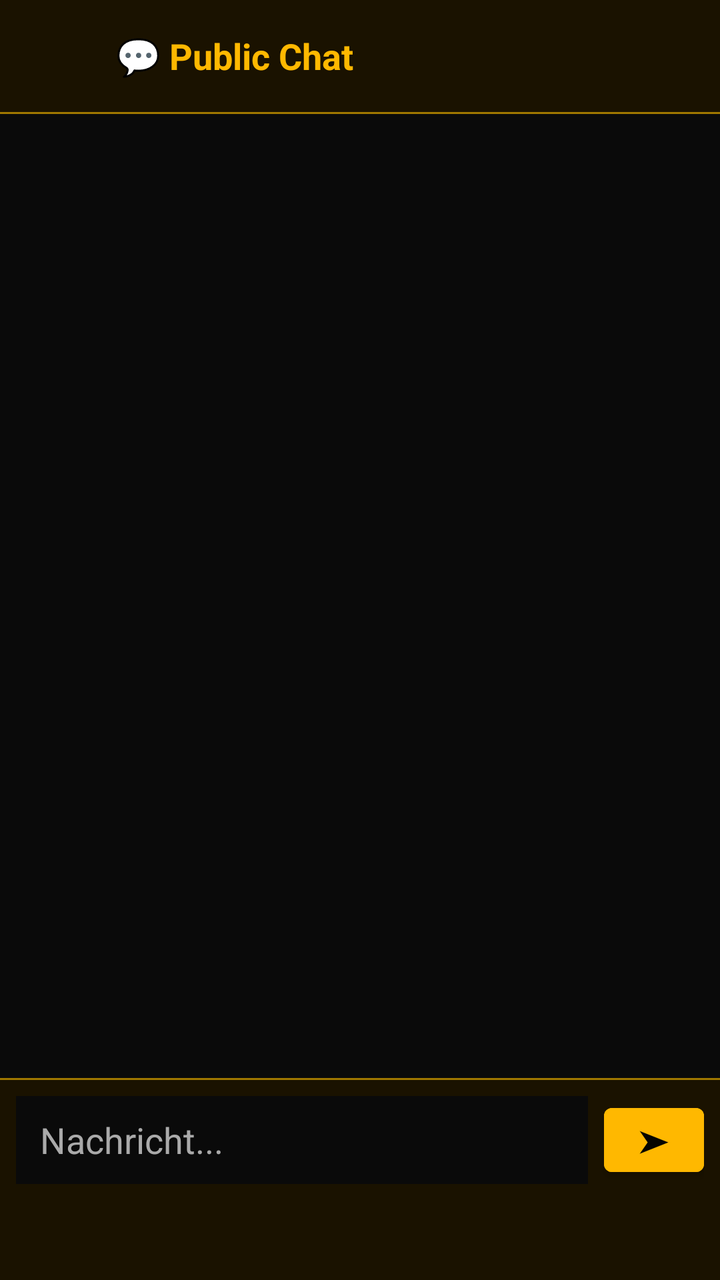
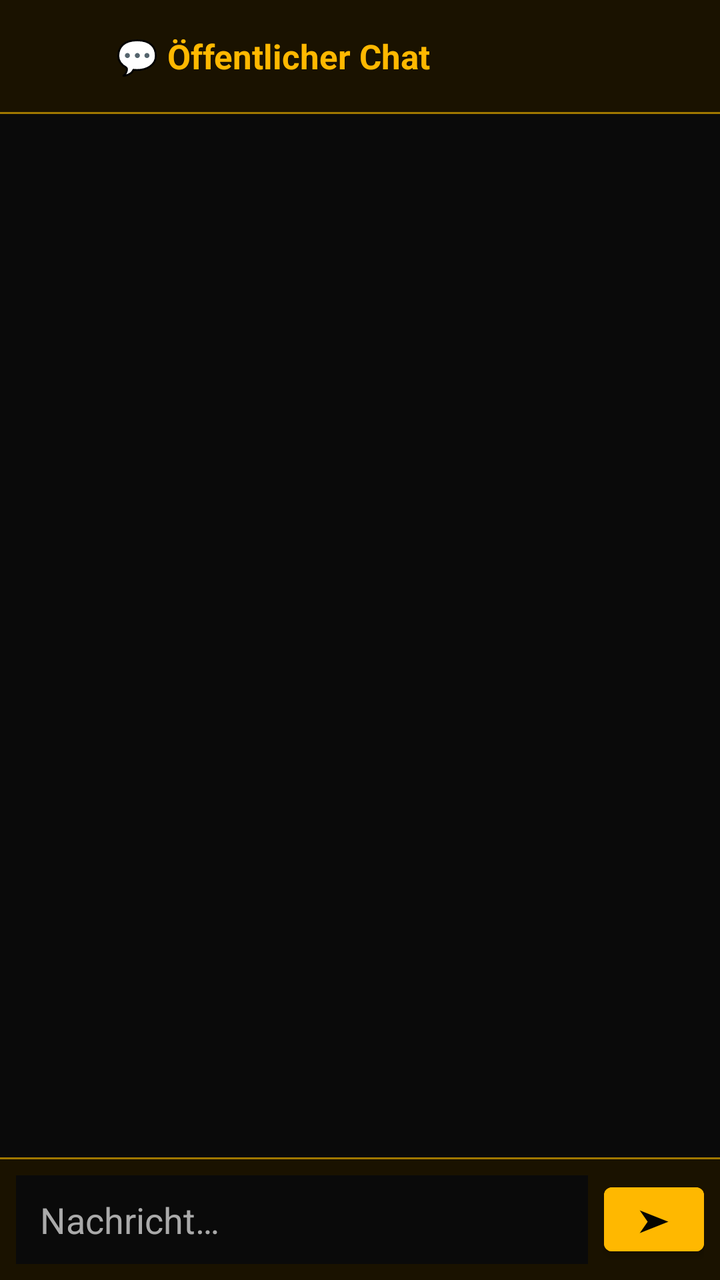

The first picture is an Android layout as it rendered before a commit; the second is the same layout after the commit. The layout source and the unified diff follow.
<!-- AndroidManifest.xml: application theme Theme.BAF -->
<!-- res/layout/fragment_chat.xml -->
<?xml version="1.0" encoding="utf-8"?>
<LinearLayout xmlns:android="http://schemas.android.com/apk/res/android"
    android:layout_width="match_parent"
    android:layout_height="match_parent"
    android:orientation="vertical"
    android:background="@color/baf_background">

    <LinearLayout
        android:layout_width="match_parent"
        android:layout_height="56dp"
        android:orientation="horizontal"
        android:background="@color/baf_card"
        android:gravity="center_vertical"
        android:padding="12dp">

        <TextView
            android:id="@+id/chatBackButton"
            android:layout_width="wrap_content"
            android:layout_height="wrap_content"
            android:text="←"
            android:textColor="@color/baf_gold"
            android:textSize="22sp"
            android:padding="8dp"
            android:clickable="true"
            android:focusable="true"/>

        <TextView
            android:layout_width="wrap_content"
            android:layout_height="wrap_content"
            android:text="💬 Public Chat"
            android:textColor="@color/baf_gold"
            android:textSize="18sp"
            android:textStyle="bold"
            android:layout_marginStart="8dp"/>

    </LinearLayout>

    <View
        android:layout_width="match_parent"
        android:layout_height="1dp"
        android:background="@color/baf_gold_dark"/>

    <androidx.recyclerview.widget.RecyclerView
        android:id="@+id/chatRecyclerView"
        android:layout_width="match_parent"
        android:layout_height="0dp"
        android:layout_weight="1"
        android:padding="8dp"
        android:clipToPadding="false"
        android:background="@color/baf_background"/>

    <View
        android:layout_width="match_parent"
        android:layout_height="1dp"
        android:background="@color/baf_gold_dark"/>

    <LinearLayout
        android:layout_width="match_parent"
        android:layout_height="wrap_content"
        android:orientation="horizontal"
        android:background="@color/baf_card"
        android:paddingStart="8dp"
        android:paddingEnd="8dp"
        android:paddingTop="8dp"
        android:paddingBottom="48dp"
        android:gravity="center_vertical">

        <EditText
            android:id="@+id/chatInput"
            android:layout_width="0dp"
            android:layout_height="44dp"
            android:layout_weight="1"
            android:hint="Nachricht..."
            android:textColor="@color/baf_text_primary"
            android:textColorHint="@color/baf_text_secondary"
            android:background="@color/baf_background"
            android:paddingStart="12dp"
            android:paddingEnd="12dp"
            android:inputType="text"
            android:imeOptions="actionSend"
            android:maxLines="1"/>

        <Button
            android:id="@+id/chatSendButton"
            android:layout_width="50dp"
            android:layout_height="44dp"
            android:text="➤"
            android:textColor="@color/baf_black"
            android:textSize="16sp"
            android:layout_marginStart="8dp"
            android:backgroundTint="@color/baf_gold"/>

    </LinearLayout>

</LinearLayout>
<!-- resources referenced by this layout -->
<resources>
  <color name="baf_background">#0A0A0A</color>
  <color name="baf_black">#050500</color>
  <color name="baf_card">#1A1200</color>
  <color name="baf_gold">#FFB800</color>
  <color name="baf_gold_dark">#A07800</color>
  <color name="baf_text_primary">#FFFFFF</color>
  <color name="baf_text_secondary">#AAAAAA</color>
  <style name="Theme.BAF" parent="Theme.MaterialComponents.DayNight.NoActionBar">
          <item name="colorPrimary">@color/baf_gold</item>
          <item name="colorPrimaryVariant">@color/baf_gold_dark</item>
          <item name="colorOnPrimary">@color/baf_black</item>
          <item name="colorSecondary">@color/baf_gold</item>
          <item name="colorOnSecondary">@color/baf_black</item>
          <item name="android:windowBackground">@color/baf_background</item>
          <item name="android:statusBarColor">@color/baf_black</item>
          <item name="android:navigationBarColor">@color/baf_black</item>
      </style>
</resources>

<!-- the commit's change to res/layout/fragment_chat.xml (unified diff, before → after) -->
@@ -5,6 +5,7 @@
     android:orientation="vertical"
     android:background="@color/baf_background">
 
+    
     <LinearLayout
         android:layout_width="match_parent"
         android:layout_height="56dp"
@@ -27,9 +28,9 @@
         <TextView
             android:layout_width="wrap_content"
             android:layout_height="wrap_content"
-            android:text="💬 Public Chat"
+            android:text="💬 Öffentlicher Chat"
             android:textColor="@color/baf_gold"
-            android:textSize="18sp"
+            android:textSize="17sp"
             android:textStyle="bold"
             android:layout_marginStart="8dp"/>
 
@@ -40,6 +41,7 @@
         android:layout_height="1dp"
         android:background="@color/baf_gold_dark"/>
 
+    
     <androidx.recyclerview.widget.RecyclerView
         android:id="@+id/chatRecyclerView"
         android:layout_width="match_parent"
@@ -54,6 +56,7 @@
         android:layout_height="1dp"
         android:background="@color/baf_gold_dark"/>
 
+    
     <LinearLayout
         android:layout_width="match_parent"
         android:layout_height="wrap_content"
@@ -62,23 +65,26 @@
         android:paddingStart="8dp"
         android:paddingEnd="8dp"
         android:paddingTop="8dp"
-        android:paddingBottom="48dp"
+        android:paddingBottom="8dp"
         android:gravity="center_vertical">
 
         <EditText
             android:id="@+id/chatInput"
             android:layout_width="0dp"
-            android:layout_height="44dp"
+            android:layout_height="wrap_content"
             android:layout_weight="1"
-            android:hint="Nachricht..."
+            android:minHeight="44dp"
+            android:hint="Nachricht…"
             android:textColor="@color/baf_text_primary"
             android:textColorHint="@color/baf_text_secondary"
             android:background="@color/baf_background"
             android:paddingStart="12dp"
             android:paddingEnd="12dp"
-            android:inputType="text"
-            android:imeOptions="actionSend"
-            android:maxLines="1"/>
+            android:paddingTop="10dp"
+            android:paddingBottom="10dp"
+            android:inputType="textMultiLine|textCapSentences"
+            android:maxLines="4"
+            android:imeOptions="actionSend"/>
 
         <Button
             android:id="@+id/chatSendButton"
